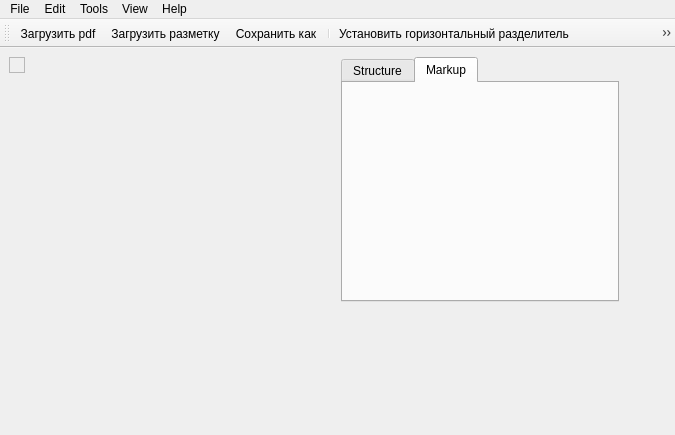
Before: the Qt Designer form layout.ui in fernflower/pdf-sectioning, drawn with Qt 5.
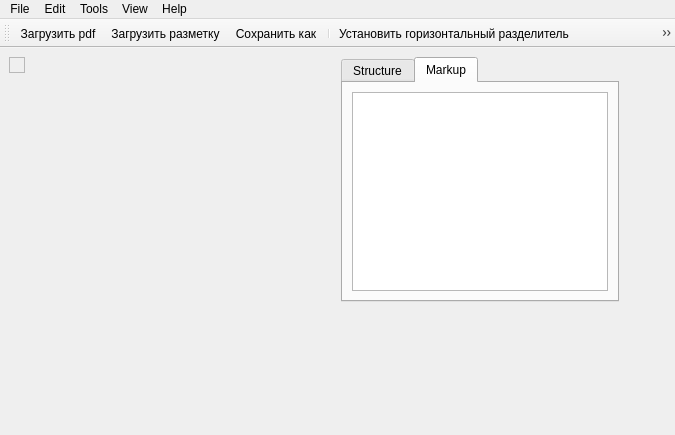
After: the same form once the commit is applied. The open tabs and pages were chosen to show the change. Icons and pictures are not drawn.

Commit message: goto and label text synchronized

What changed in the file:
```diff
--- a/layout.ui
+++ b/layout.ui
@@ -72,6 +72,11 @@
      <attribute name="title">
       <string>Markup</string>
      </attribute>
+     <layout class="QHBoxLayout" name="horizontalLayout">
+      <item>
+       <widget class="QTreeView" name="treeView"/>
+      </item>
+     </layout>
     </widget>
    </widget>
   </widget>
```
Left out of the diff: 2 changed lines with no effect on the pictures. The commit also changes 1 other file.
